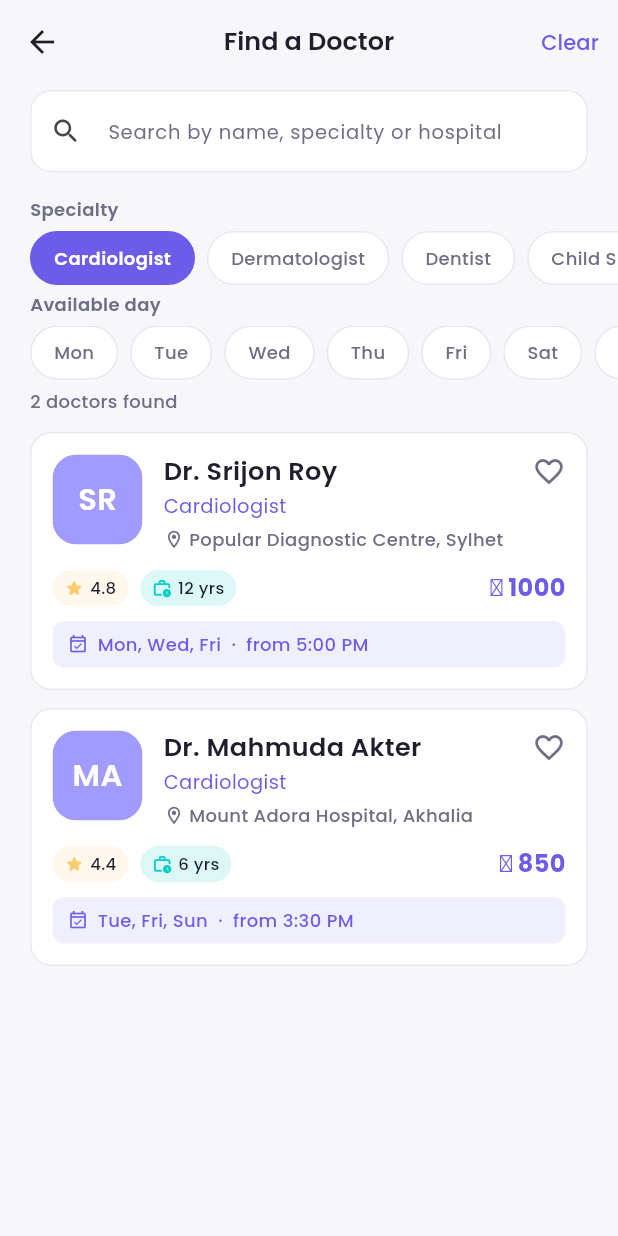
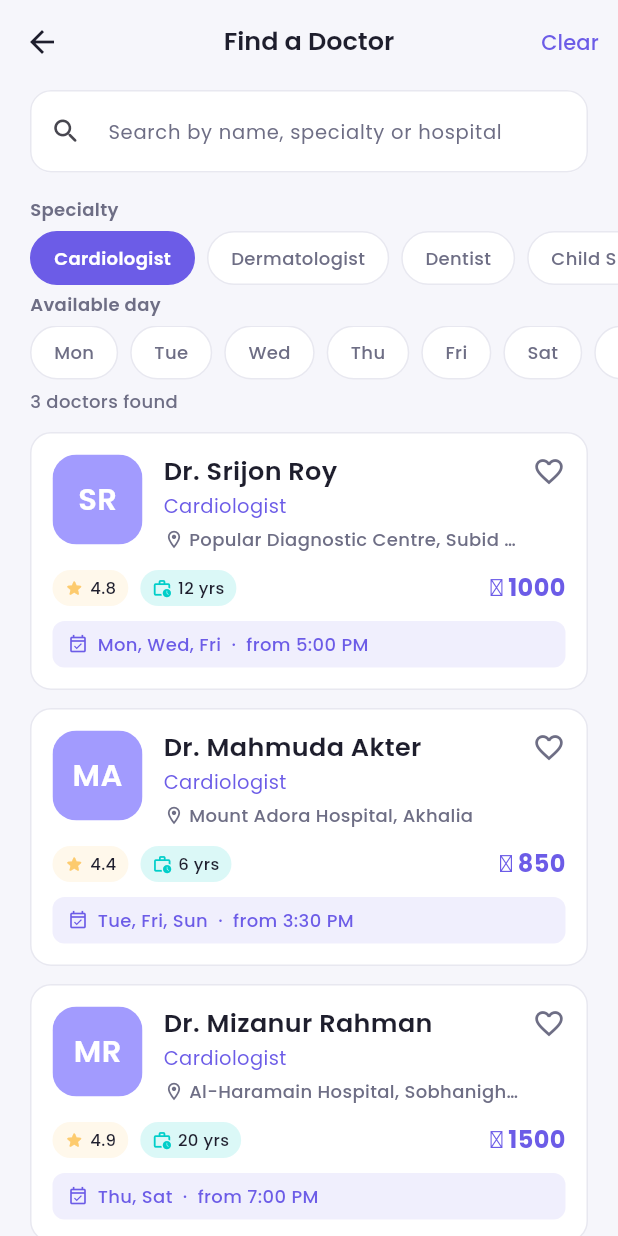
Before and after one commit to Tamim-Amin/medibook, a Flutter app: the DoctorListScreen screen opened by its route, after a tap on "Cardiologist", on a phone screen of 412 x 824 dp. Run offline on Flutter 3.47's test engine with Material 3 defaults, Android fonts, the phone set to English and light mode, and no system bars; our stand-ins replace shared_preferences, shimmer; accounts and stored records are empty.

Commit message:
feat: expand demo doctors list with new specialties and updated details

```diff
--- a/lib/data/demo_doctors.dart
+++ b/lib/data/demo_doctors.dart
@@ -18,9 +18,18 @@ const List<Specialty> kSpecialties = <Specialty>[
   Specialty('Child Specialist', Icons.child_care_outlined),
   Specialty('Neurologist', Icons.psychology_outlined),
   Specialty('Orthopedic', Icons.accessibility_new_outlined),
+  Specialty('Gynecologist', Icons.pregnant_woman_outlined),
+  Specialty('ENT Specialist', Icons.hearing_outlined),
+  Specialty('Medicine Specialist', Icons.local_hospital_outlined),
+  Specialty('Eye Specialist', Icons.remove_red_eye_outlined),
 ];
 
-/// Static demo doctors.
+/// Static demo doctors, set in Sylhet.
+///
+/// NOTE: doctor names, fees, ratings and chamber timings are fictional sample
+/// data created for this course project. Hospital names are real Sylhet
+/// institutions used only to make the demo feel realistic — no real doctor,
+/// schedule or price is represented here.
 ///
 /// `availableDays` uses Dart weekday numbers: Mon = 1 ... Sun = 7.
 /// Values are deliberately varied so the day filter and the daily-limit logic
@@ -30,7 +39,7 @@ const List<Doctor> kDemoDoctors = <Doctor>[
     id: 'd1',
     name: 'Dr. Srijon Roy',
     specialty: 'Cardiologist',
-    hospital: 'Popular Diagnostic Centre, Sylhet',
+    hospital: 'Popular Diagnostic Centre, Subid Bazar',
     rating: 4.8,
     experienceYears: 12,
     fee: 1000,
@@ -132,7 +141,7 @@ const List<Doctor> kDemoDoctors = <Doctor>[
     id: 'd7',
     name: 'Dr. Rezaul Karim',
     specialty: 'Orthopedic',
-    hospital: 'Popular Diagnostic Centre, Sylhet',
+    hospital: 'Popular Diagnostic Centre, Subid Bazar',
     rating: 4.7,
     experienceYears: 14,
     fee: 1000,
@@ -183,7 +192,7 @@ const List<Doctor> kDemoDoctors = <Doctor>[
     id: 'd10',
     name: 'Dr. Shirin Sultana',
     specialty: 'Child Specialist',
-    hospital: 'Popular Diagnostic Centre, Sylhet',
+    hospital: 'Popular Diagnostic Centre, Subid Bazar',
     rating: 4.8,
     experienceYears: 11,
     fee: 950,
@@ -196,4 +205,174 @@ const List<Doctor> kDemoDoctors = <Doctor>[
     consultMinutes: 12,
     dailyLimit: 22,
   ),
+  Doctor(
+    id: 'd11',
+    name: 'Dr. Rumana Begum',
+    specialty: 'Gynecologist',
+    hospital: 'Sylhet Women\u2019s Medical College Hospital',
+    rating: 4.7,
+    experienceYears: 13,
+    fee: 1000,
+    bio:
+    'Obstetrician and gynaecologist providing antenatal care, infertility '
+        'counselling and laparoscopic surgery.',
+    availableDays: <int>[1, 2, 4],
+    startHour: 16,
+    startMinute: 0,
+    consultMinutes: 15,
+    dailyLimit: 20,
+  ),
+  Doctor(
+    id: 'd12',
+    name: 'Dr. Sabbir Ahmed',
+    specialty: 'ENT Specialist',
+    hospital: 'Jalalabad Ragib-Rabeya Medical College Hospital',
+    rating: 4.5,
+    experienceYears: 9,
+    fee: 800,
+    bio:
+    'ENT consultant treating sinusitis, hearing loss, tonsil problems and '
+        'vertigo.',
+    availableDays: <int>[3, 5, 7],
+    startHour: 17,
+    startMinute: 0,
+    consultMinutes: 12,
+    dailyLimit: 22,
+  ),
+  Doctor(
+    id: 'd13',
+    name: 'Dr. Anwar Hossain',
+    specialty: 'Medicine Specialist',
+    hospital: 'Sylhet MAG Osmani Medical College Hospital',
+    rating: 4.6,
+    experienceYears: 18,
+    fee: 900,
+    bio:
+    'Consultant physician managing diabetes, hypertension, thyroid disorders '
+        'and general internal medicine.',
+    availableDays: <int>[1, 3, 6],
+    startHour: 15,
+    startMinute: 0,
+    consultMinutes: 10,
+    dailyLimit: 30,
+  ),
+  Doctor(
+    id: 'd14',
+    name: 'Dr. Tahmina Khatun',
+    specialty: 'Eye Specialist',
+    hospital: 'Park View Medical College Hospital, Kajolshah',
+    rating: 4.8,
+    experienceYears: 10,
+    fee: 850,
+    bio:
+    'Ophthalmologist experienced in cataract surgery, glaucoma management and '
+        'paediatric vision screening.',
+    availableDays: <int>[2, 4, 6],
+    startHour: 16,
+    startMinute: 30,
+    consultMinutes: 12,
+    dailyLimit: 24,
+  ),
+  Doctor(
+    id: 'd15',
+    name: 'Dr. Imran Kabir',
+    specialty: 'Orthopedic',
+    hospital: 'Trust Medical Care, Amberkhana',
+    rating: 4.4,
+    experienceYears: 8,
+    fee: 900,
+    bio:
+    'Orthopaedic consultant focusing on spine pain, arthroscopy and '
+        'post-operative physiotherapy planning.',
+    availableDays: <int>[7, 2, 5],
+    startHour: 18,
+    startMinute: 0,
+    consultMinutes: 15,
+    dailyLimit: 16,
+  ),
+  Doctor(
+    id: 'd16',
+    name: 'Dr. Nazia Sultana',
+    specialty: 'Dermatologist',
+    hospital: 'Popular Diagnostic Centre, Subid Bazar',
+    rating: 4.6,
+    experienceYears: 7,
+    fee: 700,
+    bio:
+    'Dermatologist with an interest in hair fall treatment, pigmentation and '
+        'laser procedures.',
+    availableDays: <int>[3, 5],
+    startHour: 10,
+    startMinute: 30,
+    consultMinutes: 10,
+    dailyLimit: 20,
+  ),
+  Doctor(
+    id: 'd17',
+    name: 'Dr. Mizanur Rahman',
+    specialty: 'Cardiologist',
+    hospital: 'Al-Haramain Hospital, Sobhanighat',
+    rating: 4.9,
+    experienceYears: 20,
+    fee: 1500,
+    bio:
+    'Senior interventional cardiologist specialising in angiography, stenting '
+        'and complex heart failure management.',
+    availableDays: <int>[4, 6],
+    startHour: 19,
+    startMinute: 0,
+    consultMinutes: 20,
+    dailyLimit: 10,
+  ),
+  Doctor(
+    id: 'd18',
+    name: 'Dr. Shabnam Yasmin',
+    specialty: 'Child Specialist',
+    hospital: 'Mount Adora Hospital, Akhalia',
+    rating: 4.5,
+    experienceYears: 6,
+    fee: 700,
+    bio:
+    'Paediatrician handling routine child health checks, fever management and '
+        'nutritional counselling.',
+    availableDays: <int>[1, 5, 7],
+    startHour: 17,
+    startMinute: 0,
+    consultMinutes: 10,
+    dailyLimit: 26,
+  ),
+  Doctor(
+    id: 'd19',
+    name: 'Dr. Habibur Rahman',
+    specialty: 'Neurologist',
+    hospital: 'North East Medical College Hospital',
+    rating: 4.7,
+    experienceYears: 16,
+    fee: 1300,
+    bio:
+    'Neurologist treating Parkinson\u2019s disease, neuropathy, seizure '
+        'disorders and chronic headache.',
+    availableDays: <int>[2, 6],
+    startHour: 18,
+    startMinute: 30,
+    consultMinutes: 20,
+    dailyLimit: 12,
+  ),
+  Doctor(
+    id: 'd20',
+    name: 'Dr. Ruma Das',
+    specialty: 'Gynecologist',
+    hospital: 'Ibn Sina Hospital, Sylhet',
+    rating: 4.6,
+    experienceYears: 11,
+    fee: 950,
+    bio:
+    'Gynaecologist providing menstrual disorder treatment, family planning '
+        'advice and high-risk pregnancy follow-up.',
+    availableDays: <int>[3, 7],
+    startHour: 16,
+    startMinute: 0,
+    consultMinutes: 15,
+    dailyLimit: 18,
+  ),
 ];
```
Lines whose indentation alone changed are shown as unchanged.
